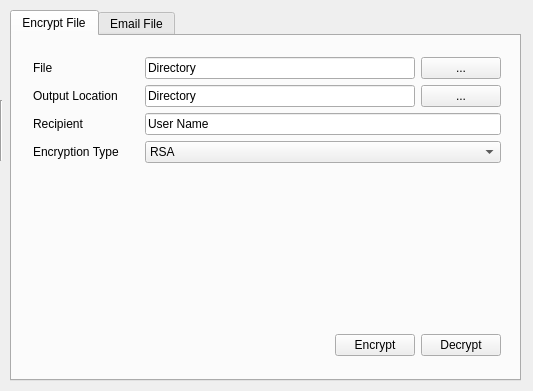
Before: the Qt Designer form gui/calc.ui in fishinablender/Enigma, drawn with Qt 5.
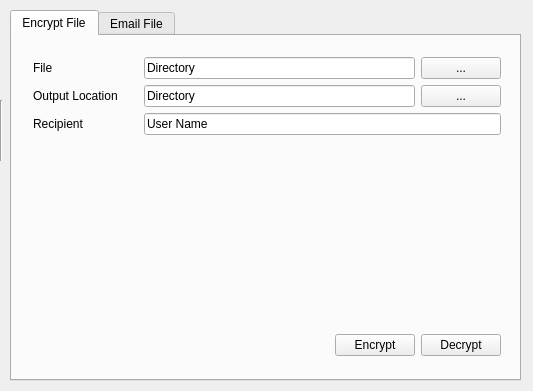
After: the same form once the commit is applied.

Diff of the .ui file:
```diff
--- a/gui/calc.ui
+++ b/gui/calc.ui
@@ -64,13 +64,6 @@
             </property>
            </widget>
           </item>
-          <item>
-           <widget class="QLabel" name="label_4">
-            <property name="text">
-             <string>Encryption Type</string>
-            </property>
-           </widget>
-          </item>
          </layout>
         </item>
         <item>
@@ -146,23 +139,6 @@
             </property>
            </widget>
           </item>
-          <item>
-           <widget class="QComboBox" name="comboBox">
-            <property name="currentText">
-             <string>RSA</string>
-            </property>
-            <item>
-             <property name="text">
-              <string>RSA</string>
-             </property>
-            </item>
-            <item>
-             <property name="text">
-              <string>ECC</string>
-             </property>
-            </item>
-           </widget>
-          </item>
          </layout>
         </item>
        </layout>
```
Left out of the diff: 24 changed lines with no effect on the pictures.
